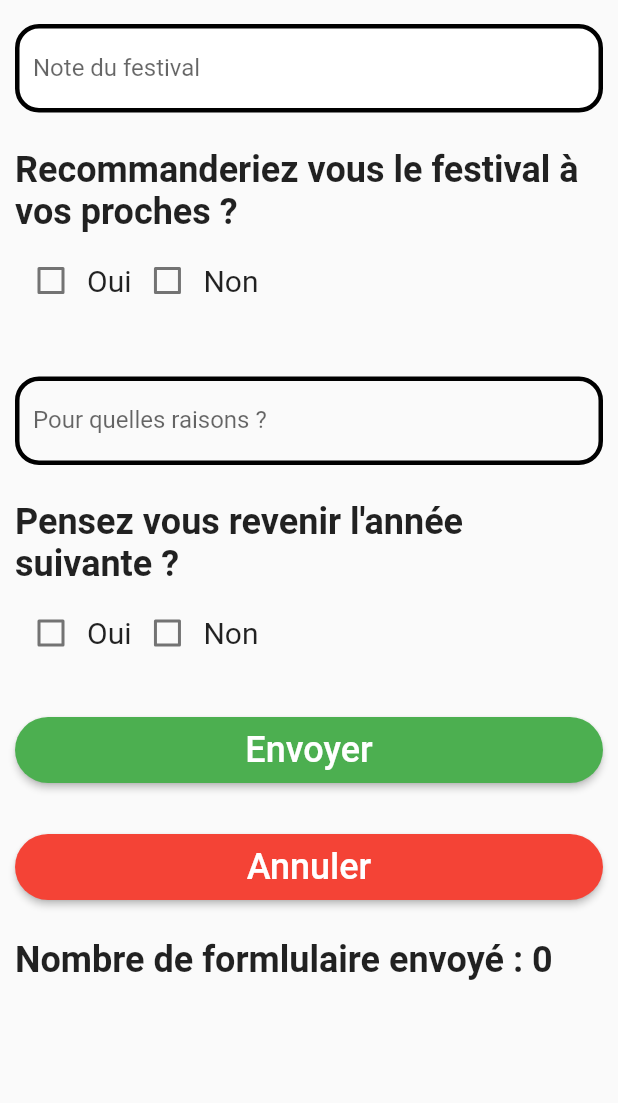
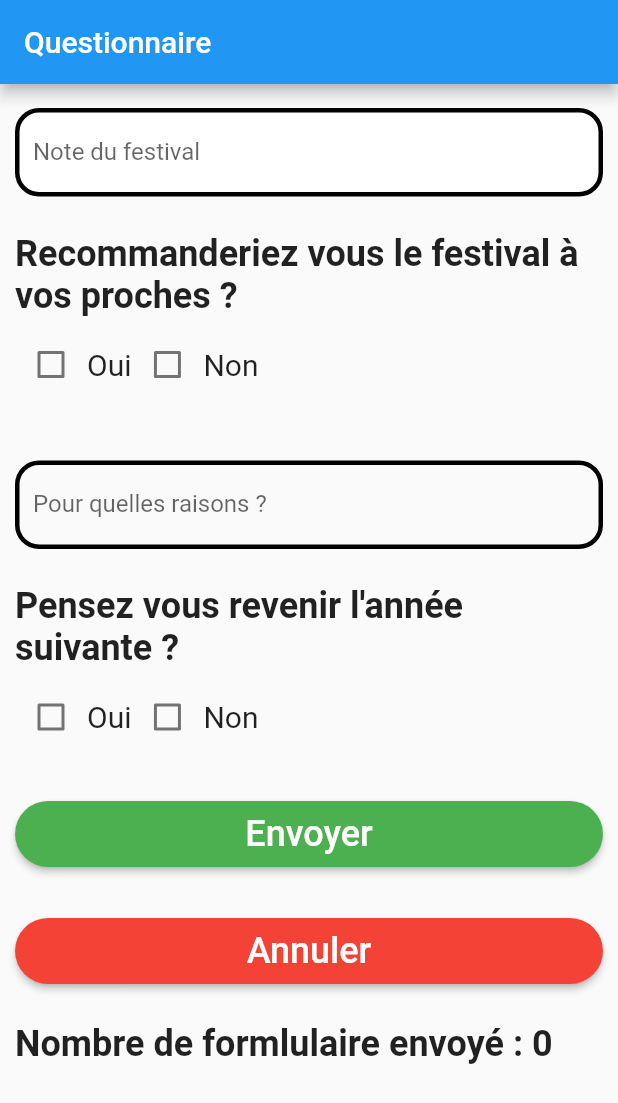
Before and after one commit to geoffrey66280/FlutterappFestival, a Flutter app: the screen it shows after launch, after a tap on "Questionnaire", on a phone screen of 412 x 824 dp. Shown: the top 1103 px of the screen. Run offline on Flutter 3.47's test engine with Material 2 defaults, Android fonts, the phone set to English and light mode, and no system bars; missing offline and left inert: passwordfield.

Commit message:
Modification boutons accueil marchent + titre de chaque page marche + système de login

```diff
--- a/lib/accueil.dart
+++ b/lib/accueil.dart
@@ -10,7 +10,13 @@ class Accueil extends StatelessWidget {
 
   @override
   Widget build(BuildContext context) {
-    return Scaffold(
+    String titl = 'Accueil';
+    return MaterialApp(
+        title: titl,
+        home: Scaffold(
+        appBar: AppBar(
+        title: Text(titl),
+    ),
       body: Center(
         child: Column(
           children: [
@@ -55,6 +61,7 @@ class Accueil extends StatelessWidget {
           ],
         ),
       ),
+        ),
     );
   }
 }
--- a/lib/main.dart
+++ b/lib/main.dart
@@ -19,7 +19,7 @@ Future main() async {
 }
 
 class MyApp extends StatelessWidget {
-  static const String title = 'Application Festival';
+  static const String title = 'Accueil';
 
   MyApp({Key? key}) : super(key: key);
 
@@ -47,9 +47,7 @@ class _MainPageState extends State<MainPage> {
 
   @override
   Widget build(BuildContext context) => Scaffold(
-    appBar: AppBar(
-      title: Text(widget.title),
-    ),
+
     body: buildPages(),
 
     bottomNavigationBar: BottomNavigationBar(
--- a/lib/questionnaire.dart
+++ b/lib/questionnaire.dart
@@ -42,13 +42,9 @@ class questionnaireState extends State<questionnaire> {
       Column(
         crossAxisAlignment: CrossAxisAlignment.start,
         children: [
-
-
           const SizedBox(height: 6),
           TextFormField(
-
             controller: numberController,
-
             decoration: InputDecoration(
               labelText: 'Note du festival',
               enabledBorder: OutlineInputBorder(
@@ -70,10 +66,18 @@ class questionnaireState extends State<questionnaire> {
         ],
       );
 
-
+  int index = 0;
   @override
   Widget build(BuildContext context) {
-    return Scaffold(
+    String titl = 'Questionnaire';
+    return MaterialApp(
+      title: titl,
+
+      home: Scaffold(
+
+        appBar: AppBar(
+        title: Text(titl),
+        ),
       body: ListView(
         padding: EdgeInsets.all(10),
         children: [
@@ -241,6 +245,7 @@ class questionnaireState extends State<questionnaire> {
           buildText("Nombre de formlulaire envoyé : ${_increment}")
         ],
       ),
+      ),
     );
   }
 
--- a/lib/test.dart
+++ b/lib/test.dart
@@ -125,6 +125,8 @@ SizedBox(height: 50,),
             },
           ),
           SizedBox(height: 30,),
+
+
         ],
       ),
     );
```
Also changed, not shown: lib/a_propos.dart (+13 -5 lines), lib/seconnecter.dart (+38 -22 lines).
